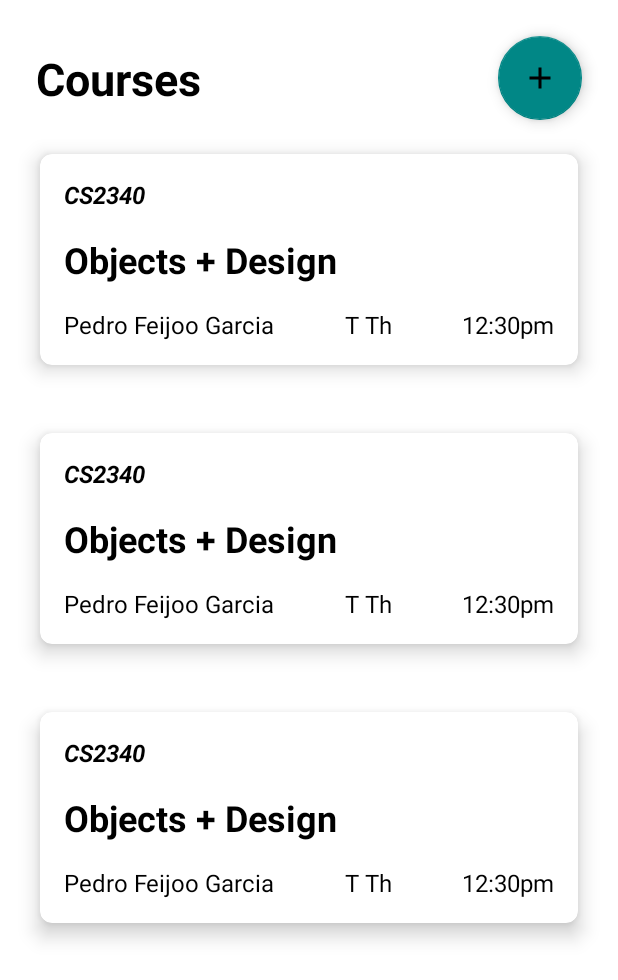
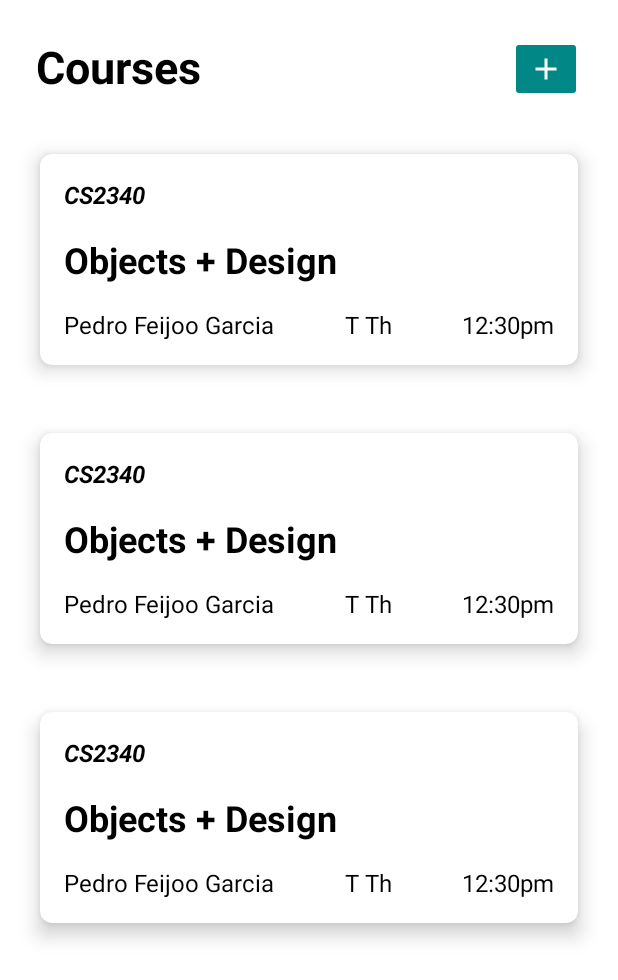
Before and after one commit to paulaelaigwu/Project01CS2340, an Android app: the layout fragment_courses.xml on its own in the app's theme, with its tools: preview values and no code run, on a phone screen of 412 x 824 dp. Shown: the top 980 px of the screen. Run offline under Robolectric (Android 15) with nearby library versions, the phone set to English and light mode, and no system bars.

Commit message:
finished making course page with all functions working

```diff
--- a/app/src/main/java/com/example/project01cs2340/CourseAdapter.java
+++ b/app/src/main/java/com/example/project01cs2340/CourseAdapter.java
@@ -5,8 +5,6 @@ import android.app.AlertDialog;
 import android.app.Dialog;
 import android.content.Context;
 import android.content.DialogInterface;
-import android.graphics.Color;
-import android.util.Log;
 import android.view.HapticFeedbackConstants;
 import android.view.LayoutInflater;
 import android.view.View;
@@ -54,7 +52,7 @@ public class CourseAdapter extends RecyclerView.Adapter<CourseAdapter.courseView
                 courseDialog.setContentView(R.layout.course_dialog_layout);
                 courseDialog.setTitle("Edit Course");
                 Button ok = courseDialog.findViewById(R.id.add_button);
-                ok.setText("OK");
+                ok.setText(R.string.ok);
 
                 EditText id_input = courseDialog.findViewById(R.id.id_input);
                 EditText title_input = courseDialog.findViewById(R.id.title_input);
@@ -140,7 +138,7 @@ public class CourseAdapter extends RecyclerView.Adapter<CourseAdapter.courseView
         return courseList.size();
     }
 
-    public class courseViewHolder extends RecyclerView.ViewHolder {
+    public static class courseViewHolder extends RecyclerView.ViewHolder {
 
         TextView tv_courseId;
 
--- a/app/src/main/res/layout/fragment_courses.xml
+++ b/app/src/main/res/layout/fragment_courses.xml
@@ -13,7 +13,7 @@
         android:layout_alignParentStart="true"
         android:layout_alignParentTop="true"
         android:layout_marginStart="24dp"
-        android:layout_marginTop="32dp"
+        android:layout_marginTop="24dp"
         android:fontFamily="sans-serif"
         android:text="@string/menu_courses"
         android:textColor="@android:color/black"
@@ -22,7 +22,7 @@
         app:layout_constraintStart_toStartOf="parent"
         app:layout_constraintTop_toTopOf="parent" />
 
-    <com.google.android.material.floatingactionbutton.FloatingActionButton
+    <ImageButton
         android:id="@+id/add_new_course_button"
         android:layout_width="wrap_content"
         android:layout_height="wrap_content"
@@ -35,7 +35,8 @@
         android:src="@drawable/baseline_add"
         app:backgroundTint="@color/teal_700"
         app:layout_constraintEnd_toEndOf="parent"
-        app:layout_constraintTop_toTopOf="parent" />
+        app:layout_constraintTop_toTopOf="parent"
+        android:contentDescription="@string/add" />
 
     <LinearLayout
         android:layout_width="match_parent"
@@ -47,8 +48,8 @@
             android:id="@+id/recycleView"
             android:layout_width="match_parent"
             android:layout_height="match_parent"
-            tools:listitem="@layout/course_layout"
-            app:layoutManager="androidx.recyclerview.widget.LinearLayoutManager" />
+            app:layoutManager="androidx.recyclerview.widget.LinearLayoutManager"
+            tools:listitem="@layout/course_layout" />
 
     </LinearLayout>
 </androidx.constraintlayout.widget.ConstraintLayout>
```
Also changed, not shown: app/src/main/java/com/example/project01cs2340/CoursesFragment.java (+1 -22 lines), app/src/main/res/layout/course_dialog_layout.xml (+11 -11 lines), app/src/main/res/values/strings.xml (+12 -0 lines).
